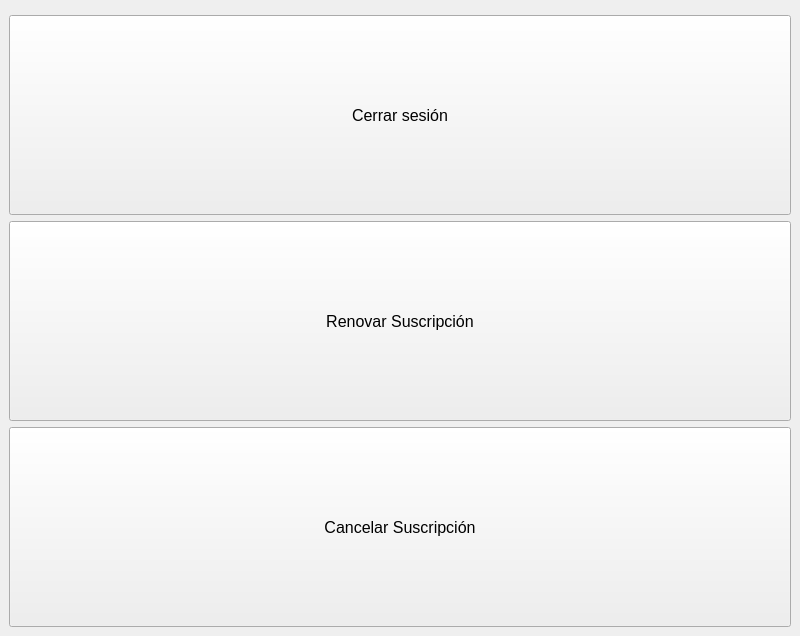
Qt form src/vista/ui/PanelPrincipalSocio.ui (OscaarMG/campasgym) before a commit.
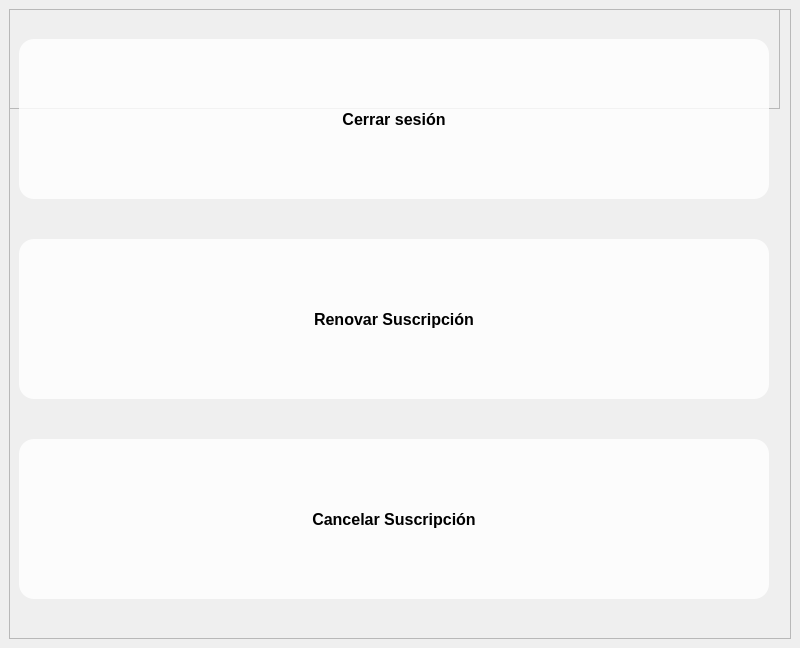
The same form after that commit. Icons and pictures are not drawn.

Patch:
```diff
--- a/src/vista/ui/PanelPrincipalSocio.ui
+++ b/src/vista/ui/PanelPrincipalSocio.ui
@@ -7,7 +7,7 @@
     <x>0</x>
     <y>0</y>
     <width>800</width>
-    <height>600</height>
+    <height>648</height>
    </rect>
   </property>
   <property name="windowTitle">
@@ -39,78 +39,192 @@
         <enum>QFrame::Raised</enum>
        </property>
       </widget>
-     </widget>
-    </item>
-    <item>
-     <widget class="QPushButton" name="pushButtonCerrar">
-      <property name="sizePolicy">
-       <sizepolicy hsizetype="Minimum" vsizetype="Fixed">
-        <horstretch>0</horstretch>
-        <verstretch>0</verstretch>
-       </sizepolicy>
-      </property>
-      <property name="minimumSize">
-       <size>
-        <width>0</width>
-        <height>200</height>
-       </size>
-      </property>
-      <property name="font">
-       <font>
-        <pointsize>12</pointsize>
-       </font>
-      </property>
-      <property name="text">
-       <string>Cerrar sesión</string>
-      </property>
-     </widget>
-    </item>
-    <item>
-     <widget class="QPushButton" name="pushButtonRenovar">
-      <property name="sizePolicy">
-       <sizepolicy hsizetype="Minimum" vsizetype="Fixed">
-        <horstretch>0</horstretch>
-        <verstretch>0</verstretch>
-       </sizepolicy>
-      </property>
-      <property name="minimumSize">
-       <size>
-        <width>0</width>
-        <height>200</height>
-       </size>
-      </property>
-      <property name="font">
-       <font>
-        <pointsize>12</pointsize>
-       </font>
-      </property>
-      <property name="text">
-       <string>Renovar Suscripción</string>
-      </property>
-     </widget>
-    </item>
-    <item>
-     <widget class="QPushButton" name="pushButtonCancelar">
-      <property name="sizePolicy">
-       <sizepolicy hsizetype="Minimum" vsizetype="Fixed">
-        <horstretch>0</horstretch>
-        <verstretch>0</verstretch>
-       </sizepolicy>
-      </property>
-      <property name="minimumSize">
-       <size>
-        <width>0</width>
-        <height>200</height>
-       </size>
-      </property>
-      <property name="font">
-       <font>
-        <pointsize>12</pointsize>
-       </font>
-      </property>
-      <property name="text">
-       <string>Cancelar Suscripción</string>
-      </property>
+      <widget class="QPushButton" name="pushButtonCancelar">
+       <property name="geometry">
+        <rect>
+         <x>10</x>
+         <y>430</y>
+         <width>750</width>
+         <height>160</height>
+        </rect>
+       </property>
+       <property name="sizePolicy">
+        <sizepolicy hsizetype="Minimum" vsizetype="Fixed">
+         <horstretch>0</horstretch>
+         <verstretch>0</verstretch>
+        </sizepolicy>
+       </property>
+       <property name="minimumSize">
+        <size>
+         <width>750</width>
+         <height>160</height>
+        </size>
+       </property>
+       <property name="maximumSize">
+        <size>
+         <width>750</width>
+         <height>160</height>
+        </size>
+       </property>
+       <property name="font">
+        <font>
+         <family>MS Shell Dlg 2</family>
+         <pointsize>12</pointsize>
+         <weight>75</weight>
+         <italic>false</italic>
+         <bold>true</bold>
+         <underline>false</underline>
+         <strikeout>false</strikeout>
+        </font>
+       </property>
+       <property name="styleSheet">
+        <string notr="true">background-color: rgba(255, 255, 255, 210);
+text-decoration: underline;
+font: 8pt &quot;MS Shell Dlg 2&quot;;
+font: 12pt &quot;MS Shell Dlg 2&quot;;
+border: none;
+border-radius: 15px; 
+color: black;
+font-weight: bold;
+text-decoration: none;
+</string>
+       </property>
+       <property name="text">
+        <string>Cancelar Suscripción</string>
+       </property>
+      </widget>
+      <widget class="QPushButton" name="pushButtonRenovar">
+       <property name="geometry">
+        <rect>
+         <x>10</x>
+         <y>230</y>
+         <width>750</width>
+         <height>160</height>
+        </rect>
+       </property>
+       <property name="sizePolicy">
+        <sizepolicy hsizetype="Minimum" vsizetype="Fixed">
+         <horstretch>0</horstretch>
+         <verstretch>0</verstretch>
+        </sizepolicy>
+       </property>
+       <property name="minimumSize">
+        <size>
+         <width>750</width>
+         <height>160</height>
+        </size>
+       </property>
+       <property name="maximumSize">
+        <size>
+         <width>750</width>
+         <height>160</height>
+        </size>
+       </property>
+       <property name="font">
+        <font>
+         <family>MS Shell Dlg 2</family>
+         <pointsize>12</pointsize>
+         <weight>75</weight>
+         <italic>false</italic>
+         <bold>true</bold>
+         <underline>false</underline>
+         <strikeout>false</strikeout>
+        </font>
+       </property>
+       <property name="styleSheet">
+        <string notr="true">background-color: rgba(255, 255, 255, 210);
+text-decoration: underline;
+font: 8pt &quot;MS Shell Dlg 2&quot;;
+font: 12pt &quot;MS Shell Dlg 2&quot;;
+border: none;
+border-radius: 15px; 
+color: black;
+font-weight: bold;
+text-decoration: none;
+</string>
+       </property>
+       <property name="text">
+        <string>Renovar Suscripción</string>
+       </property>
+      </widget>
+      <widget class="QLabel" name="label">
+       <property name="geometry">
+        <rect>
+         <x>-10</x>
+         <y>0</y>
+         <width>881</width>
+         <height>631</height>
+        </rect>
+       </property>
+       <property name="styleSheet">
+        <string notr="true">border-image: url(:/imagenes/logo.png);</string>
+       </property>
+       <property name="text">
+        <string/>
+       </property>
+      </widget>
+      <widget class="QPushButton" name="pushButtonCerrar">
+       <property name="geometry">
+        <rect>
+         <x>10</x>
+         <y>30</y>
+         <width>750</width>
+         <height>160</height>
+        </rect>
+       </property>
+       <property name="sizePolicy">
+        <sizepolicy hsizetype="Minimum" vsizetype="Fixed">
+         <horstretch>0</horstretch>
+         <verstretch>0</verstretch>
+        </sizepolicy>
+       </property>
+       <property name="minimumSize">
+        <size>
+         <width>750</width>
+         <height>160</height>
+        </size>
+       </property>
+       <property name="maximumSize">
+        <size>
+         <width>750</width>
+         <height>160</height>
+        </size>
+       </property>
+       <property name="font">
+        <font>
+         <family>MS Shell Dlg 2</family>
+         <pointsize>12</pointsize>
+         <weight>75</weight>
+         <italic>false</italic>
+         <bold>true</bold>
+         <underline>false</underline>
+         <strikeout>false</strikeout>
+        </font>
+       </property>
+       <property name="styleSheet">
+        <string notr="true">background-color: rgba(255, 255, 255, 210);
+text-decoration: underline;
+font: 8pt &quot;MS Shell Dlg 2&quot;;
+font: 12pt &quot;MS Shell Dlg 2&quot;;
+border: none;
+border-radius: 15px; 
+color: black;
+font-weight: bold;
+text-decoration: none;
+</string>
+       </property>
+       <property name="text">
+        <string>Cerrar sesión</string>
+       </property>
+       <property name="default">
+        <bool>false</bool>
+       </property>
+      </widget>
+      <zorder>label</zorder>
+      <zorder>frame_2</zorder>
+      <zorder>pushButtonCancelar</zorder>
+      <zorder>pushButtonRenovar</zorder>
+      <zorder>pushButtonCerrar</zorder>
      </widget>
     </item>
    </layout>
```
Left out of the diff: 6 changed lines with no effect on the pictures.
